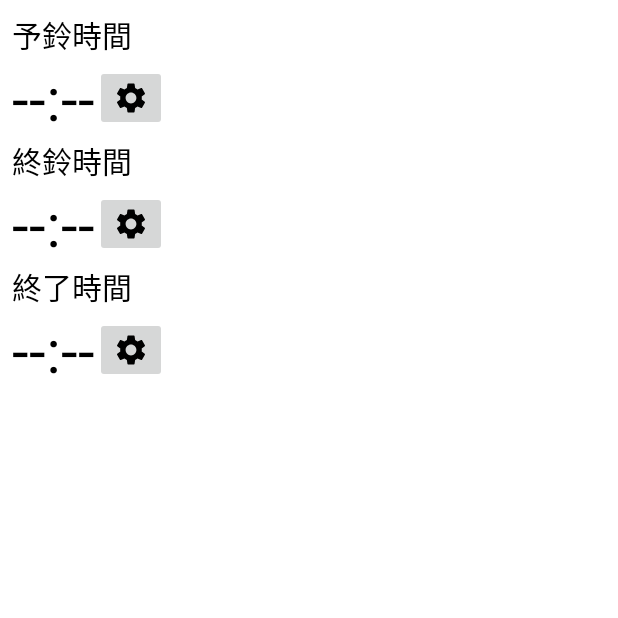
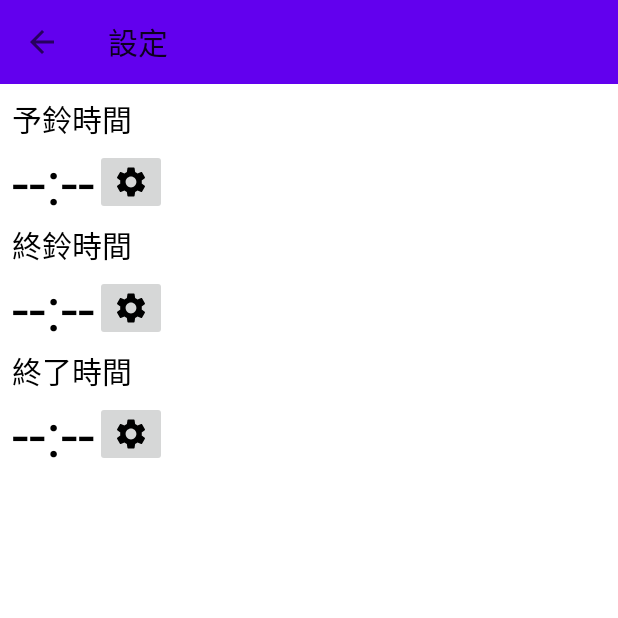
Before and after one commit to nokopi36/StopWatchTimer, an Android app: the SettingActivity screen opened directly, with no data from a screen before it, on a phone screen of 412 x 824 dp, the top half of it. Run offline under Robolectric (Android 15) with nearby library versions, the phone set to English and light mode, and no system bars; our stand-ins replace data binding.

Commit message:
update：設定画面にToolBarと戻るボタンを追加

```diff
--- a/app/src/main/java/com/nokopi/stopwatchtimer/SettingActivity.kt
+++ b/app/src/main/java/com/nokopi/stopwatchtimer/SettingActivity.kt
@@ -1,6 +1,7 @@
 package com.nokopi.stopwatchtimer
 
 import android.os.Bundle
+import android.view.MenuItem
 import androidx.appcompat.app.AppCompatActivity
 import androidx.databinding.DataBindingUtil
 import androidx.fragment.app.DialogFragment
@@ -22,6 +23,9 @@ class SettingActivity: AppCompatActivity(), TimePickerDialogFragment.DialogListe
         binding.viewModel = viewModel
         fragmentManager = supportFragmentManager
 
+        setSupportActionBar(binding.settingToolBar)
+        supportActionBar?.setDisplayHomeAsUpEnabled(true)
+
         binding.firstTimeSettingBtn.setOnClickListener {
             val dialog = TimePickerDialogFragment(MainActivity.FIRST_CHIME, MainActivity.firstSettingTime)
             dialog.show(fragmentManager, "FirstNumberPicker")
@@ -38,6 +42,13 @@ class SettingActivity: AppCompatActivity(), TimePickerDialogFragment.DialogListe
         }
 
 
+    }
+
+    override fun onOptionsItemSelected(item: MenuItem): Boolean {
+        if (item.itemId == android.R.id.home) {
+            finish()
+        }
+        return super.onOptionsItemSelected(item)
     }
 
     override fun onNumberPickerDialogPositiveClick(
--- a/app/src/main/res/layout/activity_setting.xml
+++ b/app/src/main/res/layout/activity_setting.xml
@@ -11,9 +11,27 @@
 
     </data>
 
+    <androidx.constraintlayout.widget.ConstraintLayout
+        android:layout_width="match_parent"
+        android:layout_height="match_parent">
+
+        <androidx.appcompat.widget.Toolbar
+            android:layout_width="match_parent"
+            android:layout_height="?attr/actionBarSize"
+            android:id="@+id/settingToolBar"
+            android:background="@color/design_default_color_primary"
+            app:title="@string/setting"
+            app:layout_constraintTop_toTopOf="parent"
+            app:layout_constraintLeft_toLeftOf="parent"
+            app:layout_constraintRight_toRightOf="parent"/>
+
         <ScrollView
             android:layout_width="match_parent"
-        android:layout_height="match_parent">
+            android:layout_height="0dp"
+            app:layout_constraintTop_toBottomOf="@id/settingToolBar"
+            app:layout_constraintLeft_toLeftOf="parent"
+            app:layout_constraintRight_toRightOf="parent"
+            app:layout_constraintBottom_toBottomOf="parent">
 
             <androidx.constraintlayout.widget.ConstraintLayout
                 android:layout_width="match_parent"
@@ -117,4 +135,7 @@
             </androidx.constraintlayout.widget.ConstraintLayout>
 
         </ScrollView>
+
+    </androidx.constraintlayout.widget.ConstraintLayout>
+
 </layout>
```
Lines whose indentation alone changed are shown as unchanged.
